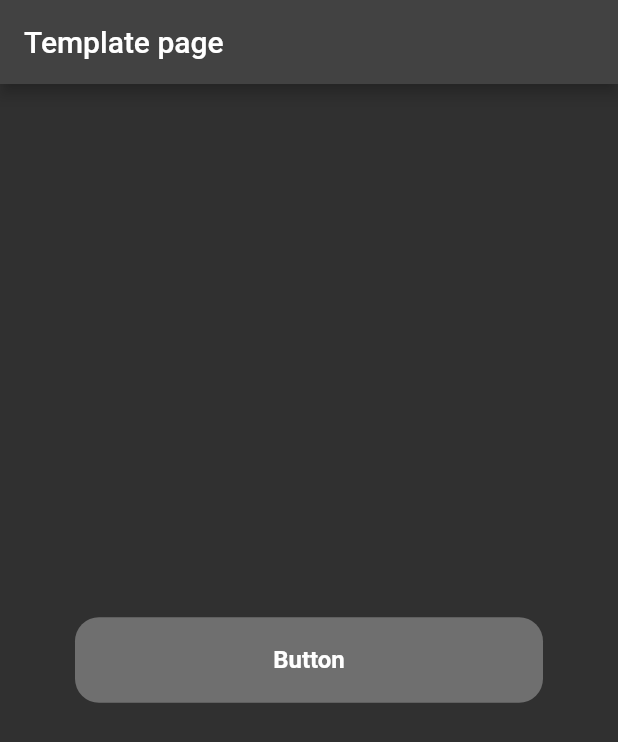
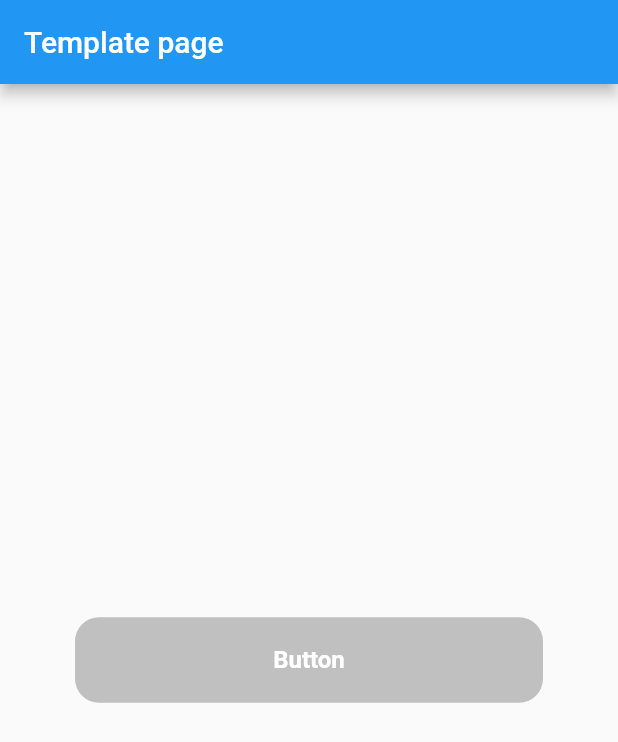
Before and after one commit to OmarElhassaniAlaoui/MealTime_app, a Flutter app: the screen it shows after launch, on a phone screen of 412 x 824 dp. Shown: the top 742 px of the screen. Run offline on Flutter 3.47's test engine with Material 3 defaults, Android fonts, the phone set to English and light mode, and no system bars; our stand-ins replace get_it, go_router.

Commit message:
Add dependency injection setup and update app theme

```diff
--- a/lib/main.dart
+++ b/lib/main.dart
@@ -1,6 +1,10 @@
 import 'package:flutter/material.dart';
 import 'package:meal_time_app/src/meal_time_app.dart';
+import 'package:meal_time_app/src/app/core/dependancy-injection/injection_container.dart' as di;
+
+
 
 void main() {
+   di.registerDependencies();
   runApp(const MealTimeApp());
 }
--- a/lib/src/meal_time_app.dart
+++ b/lib/src/meal_time_app.dart
@@ -15,7 +15,7 @@ class _MealTimeAppState extends State<MealTimeApp> {
     return MaterialApp.router(
       title: 'Flutter Demo',
       debugShowCheckedModeBanner: false,
-      theme: AppThemes.dark,
+      theme: AppThemes.light,
       routerConfig: AppPagesConfig().router,
     );
   }
--- a/pubspec.yaml
+++ b/pubspec.yaml
@@ -29,6 +29,7 @@ environment:
 # versions available, run `flutter pub outdated`.
 dependencies:
   animations: ^2.0.11
+  bloc: ^8.1.4
   cached_network_image: ^3.4.1
   connectivity_plus: ^6.1.0
   cupertino_icons: ^1.0.8
@@ -40,6 +41,7 @@ dependencies:
   flutter_bloc: ^8.1.6
   flutter_secure_storage: ^9.2.2
   flutter_svg: ^2.0.16
+  get_it: ^8.0.3
   go_router: ^14.6.2
   mockito: ^5.4.4
   page_transition: ^2.1.0
```
Also changed, not shown: lib/src/app/core/dependancy-injection/injection_container.dart (added, +9 -0 lines), lib/src/app/core/dependancy-injection/exports.dart (added), pubspec.lock.
